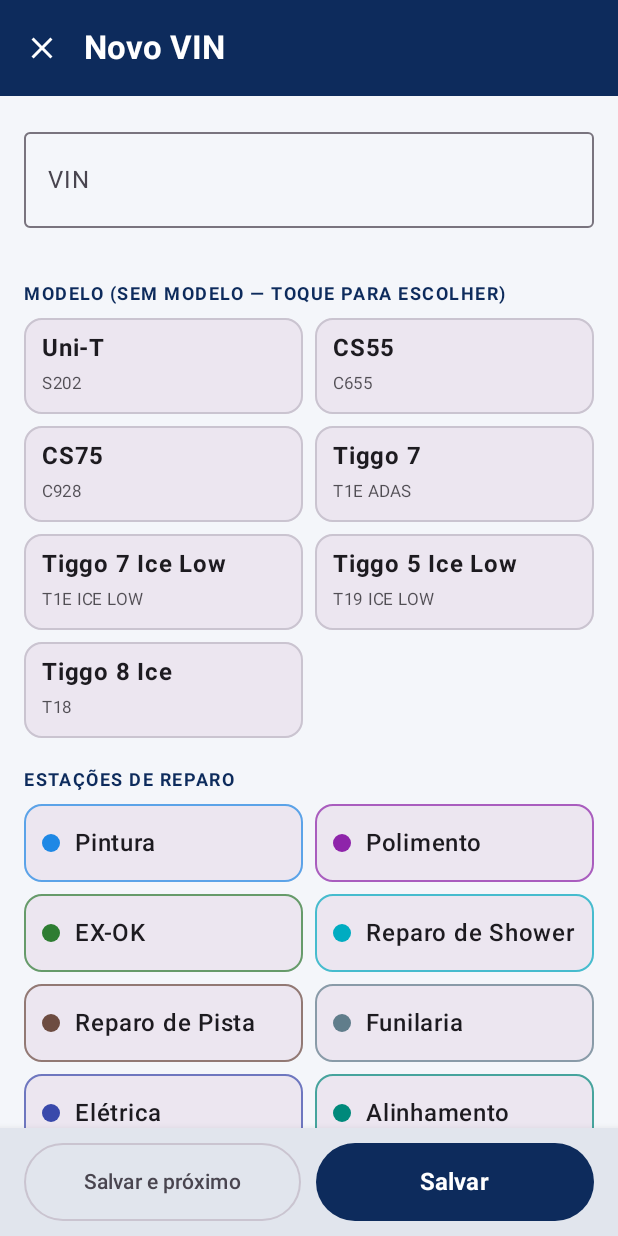
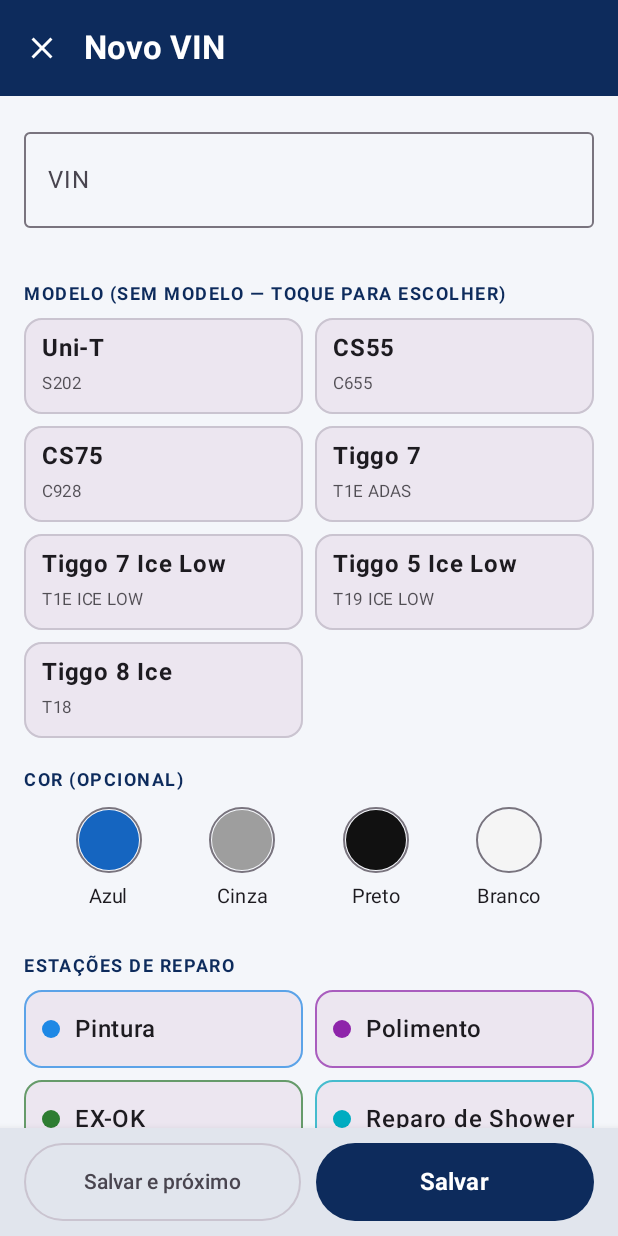
Before and after one commit to thyagoohiggins-coder/Massivas, an Android app built with Jetpack Compose: the screen it shows after launch (MainActivity), after a tap on "Adicionar VIN", on a phone screen of 412 x 824 dp. Run offline under Robolectric (Android 15) with nearby library versions, the phone set to English and light mode, and no system bars.

Commit message:
Cores: seletor visível no editor e cor colada só quando é informação da linha
- Editor: cor logo abaixo do modelo, bolinhas grandes com anel e ✓
- Colar lista: não pega mais 'preto/branco' da descrição do reparo;
  aceita preta, branca, prata e 'CS55 AZUL'

Co-Authored-By: Claude Opus 5.5 <noreply@anthropic.com>
Claude-Session: https://claude.ai/code/session_01FapAWRugttYGwJsCEZsqoX

```diff
--- a/app/src/main/java/com/massivas/fai/ui/Components.kt
+++ b/app/src/main/java/com/massivas/fai/ui/Components.kt
@@ -3,6 +3,7 @@ package com.massivas.fai.ui
 import androidx.compose.foundation.BorderStroke
 import androidx.compose.foundation.background
 import androidx.compose.foundation.border
+import androidx.compose.foundation.clickable
 import androidx.compose.foundation.layout.Arrangement
 import androidx.compose.foundation.layout.Box
 import androidx.compose.foundation.layout.Column
@@ -11,6 +12,7 @@ import androidx.compose.foundation.layout.Row
 import androidx.compose.foundation.layout.RowScope
 import androidx.compose.foundation.layout.Spacer
 import androidx.compose.foundation.layout.fillMaxHeight
+import androidx.compose.foundation.layout.fillMaxWidth
 import androidx.compose.foundation.layout.height
 import androidx.compose.foundation.layout.heightIn
 import androidx.compose.foundation.layout.padding
@@ -25,6 +27,7 @@ import androidx.compose.runtime.Composable
 import androidx.compose.ui.Alignment
 import androidx.compose.ui.Modifier
 import androidx.compose.ui.draw.alpha
+import androidx.compose.ui.draw.clip
 import androidx.compose.ui.graphics.Color
 import androidx.compose.ui.text.font.FontWeight
 import androidx.compose.ui.text.style.TextDecoration
@@ -137,3 +140,49 @@ fun SectionTitle(text: String, modifier: Modifier = Modifier) {
         color = MaterialTheme.colorScheme.primary,
     )
 }
+
+/** Seletor de cor do veículo: bolinhas grandes, a escolhida com anel e ✓. Tocar de novo desmarca. */
+@Composable
+fun CarColorPicker(selected: CarColor?, onSelect: (CarColor?) -> Unit) {
+    Row(Modifier.fillMaxWidth(), horizontalArrangement = Arrangement.SpaceEvenly) {
+        CarColor.entries.forEach { c ->
+            val isSel = selected == c
+            Column(
+                horizontalAlignment = Alignment.CenterHorizontally,
+                modifier = Modifier
+                    .clip(RoundedCornerShape(12.dp))
+                    .clickable { onSelect(if (isSel) null else c) }
+                    .padding(horizontal = 10.dp, vertical = 6.dp),
+            ) {
+                Box(
+                    Modifier
+                        .size(44.dp)
+                        .border(
+                            if (isSel) 3.dp else 1.dp,
+                            if (isSel) MaterialTheme.colorScheme.primary else MaterialTheme.colorScheme.outline,
+                            CircleShape,
+                        )
+                        .padding(if (isSel) 5.dp else 2.dp)
+                        .background(c.swatch, CircleShape),
+                    contentAlignment = Alignment.Center,
+                ) {
+                    if (isSel) {
+                        Text(
+                            "✓",
+                            fontWeight = FontWeight.Bold,
+                            fontSize = 18.sp,
+                            color = if (c == CarColor.BRANCO || c == CarColor.CINZA) Color.Black else Color.White,
+                        )
+                    }
+                }
+                Text(
+                    c.label,
+                    fontSize = 13.sp,
+                    fontWeight = if (isSel) FontWeight.Bold else FontWeight.Normal,
+                    color = if (isSel) MaterialTheme.colorScheme.primary else MaterialTheme.colorScheme.onSurface,
+                    modifier = Modifier.padding(top = 4.dp),
+                )
+            }
+        }
+    }
+}
--- a/app/src/main/java/com/massivas/fai/ui/VehicleEditor.kt
+++ b/app/src/main/java/com/massivas/fai/ui/VehicleEditor.kt
@@ -100,7 +100,7 @@ fun VehicleEditor(initial: Vehicle?, vm: MainViewModel, onClose: () -> Unit) {
     var notes by remember { mutableStateOf(initial?.notes ?: "") }
     var bolsao by remember { mutableStateOf(initial?.bolsao) }
     var moreOpen by remember {
-        mutableStateOf(initial != null && (initial.color != null || initial.forecast != null || initial.difficulty != null || initial.notes.isNotBlank()))
+        mutableStateOf(initial != null && (initial.forecast != null || initial.difficulty != null || initial.notes.isNotBlank()))
     }
     var confirmDelete by remember { mutableStateOf(false) }
     var savedCount by remember { mutableStateOf(0) }
@@ -256,6 +256,12 @@ fun VehicleEditor(initial: Vehicle?, vm: MainViewModel, onClose: () -> Unit) {
                 }
             }
 
+            // Cor (opcional)
+            Column(verticalArrangement = Arrangement.spacedBy(4.dp)) {
+                SectionTitle("Cor (opcional)")
+                CarColorPicker(selected = color, onSelect = { color = it })
+            }
+
             // Estações
             Column(verticalArrangement = Arrangement.spacedBy(8.dp)) {
                 SectionTitle(if (status == Status.BOLSAO) "Estações de reparo (opcional)" else "Estações de reparo")
@@ -335,7 +341,7 @@ fun VehicleEditor(initial: Vehicle?, vm: MainViewModel, onClose: () -> Unit) {
                     Column(Modifier.weight(1f)) {
                         Text("Mais detalhes (opcional)", fontWeight = FontWeight.SemiBold)
                         Text(
-                            "Cor, previsão, probabilidade de liberação e observações",
+                            "Previsão, probabilidade de liberação e observações",
                             fontSize = 12.sp,
                             color = MaterialTheme.colorScheme.onSurfaceVariant,
                         )
@@ -346,21 +352,6 @@ fun VehicleEditor(initial: Vehicle?, vm: MainViewModel, onClose: () -> Unit) {
 
             AnimatedVisibility(visible = moreOpen) {
                 Column(verticalArrangement = Arrangement.spacedBy(20.dp)) {
-                    Column(verticalArrangement = Arrangement.spacedBy(8.dp)) {
-                        SectionTitle("Cor")
-                        Grid(CarColor.entries.toList(), columns = 4, spacing = 6.dp) { c, mod ->
-                            SelectTile(
-                                selected = color == c,
-                                onClick = { color = if (color == c) null else c },
-                                modifier = mod,
-                            ) { tc ->
-                                Column(horizontalAlignment = Alignment.CenterHorizontally, modifier = Modifier.fillMaxWidth()) {
-                                    ColorDot(c, 18)
-                                    Text(c.label, fontSize = 12.sp, color = tc)
-                                }
-                            }
-                        }
-                    }
 
                     Column(verticalArrangement = Arrangement.spacedBy(8.dp)) {
                         SectionTitle("Probabilidade de liberação")
```
Also changed, not shown: app/src/main/java/com/massivas/fai/TextFormat.kt (+20 -3 lines), 1 other file.
